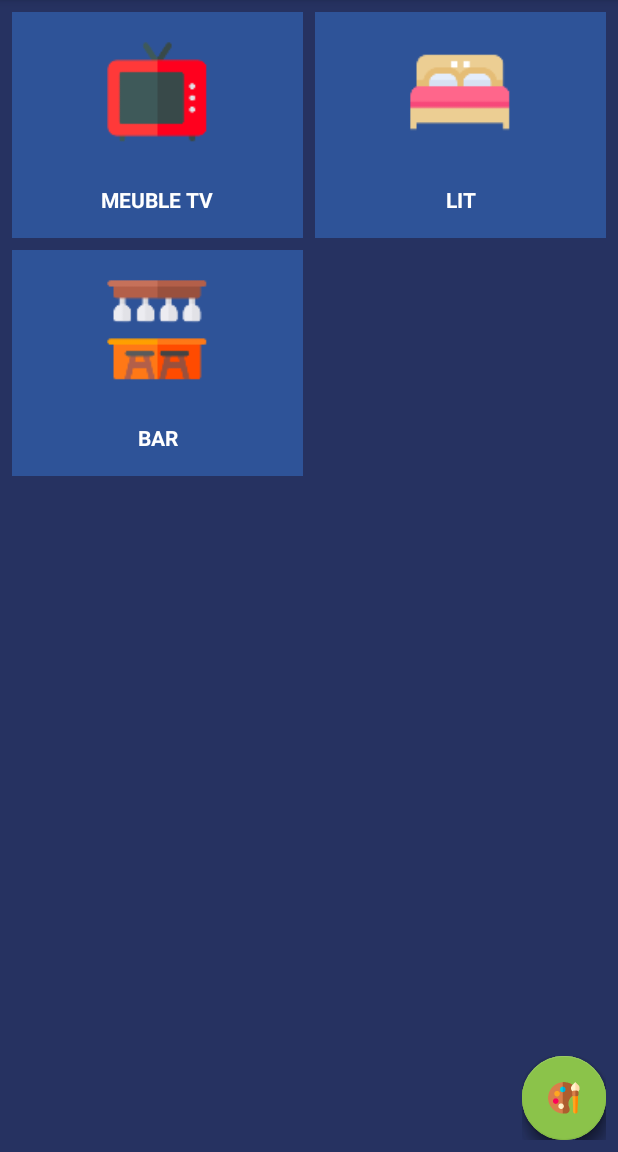
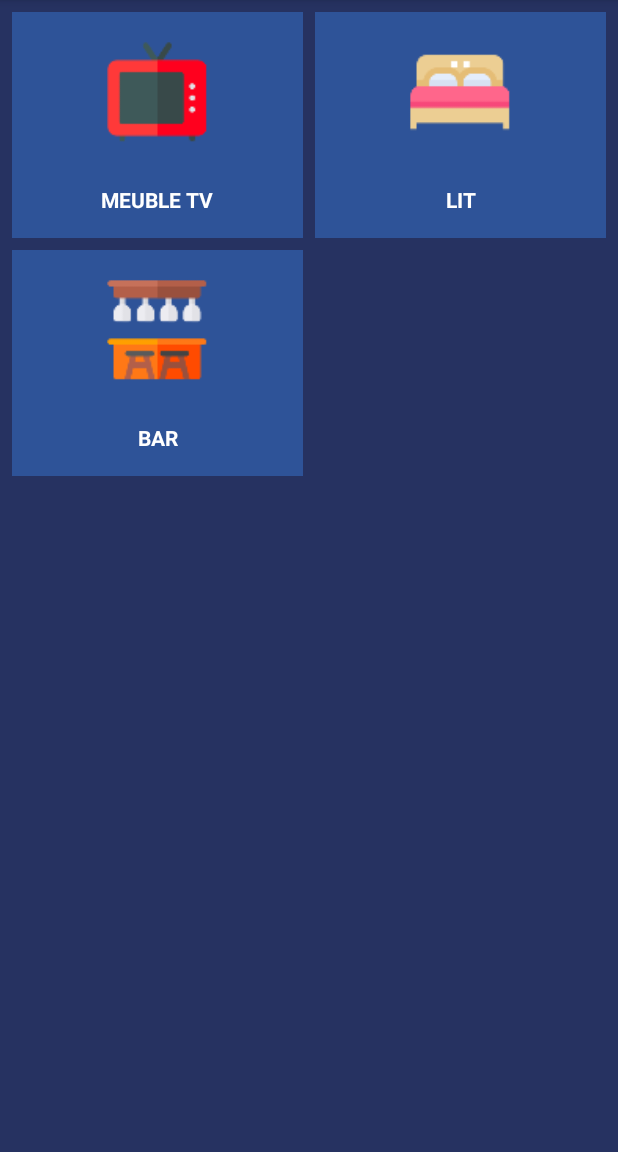
Before and after one commit to JeromeDuban/Homelights-App, an Android app: the screen it shows after launch (MainActivity), on a phone screen of 412 x 824 dp, the part 84-1236 px from its top. Run offline under Robolectric (Android 15) with nearby library versions, the phone set to English and light mode, and no system bars; our stand-ins replace ButterKnife; libraries missing offline, so code that uses them is left out: com.github.clans.fab; plain views replace FloatingActionButton, FloatingActionMenu.

Commit message:
Menu animation adde

```diff
--- a/app/build.gradle
+++ b/app/build.gradle
@@ -37,5 +37,7 @@ dependencies {
 
     implementation 'com.android.support:recyclerview-v7:28.0.0'
 
+    implementation "com.andkulikov:transitionseverywhere:1.8.0"
+
     implementation 'com.github.clans:fab:1.6.4'
 }
--- /dev/null
+++ b/app/src/main/java/com/jejefcgb/homelights/Callback.java
@@ -0,0 +1,8 @@
+package com.jejefcgb.homelights;
+
+import java.util.List;
+
+public abstract class Callback {
+    public abstract void update(List<Integer> value);
+
+}
--- a/app/src/main/java/com/jejefcgb/homelights/MainActivity.java
+++ b/app/src/main/java/com/jejefcgb/homelights/MainActivity.java
@@ -1,18 +1,41 @@
 package com.jejefcgb.homelights;
 
+import android.animation.Animator;
+import android.animation.AnimatorListenerAdapter;
+import android.animation.ObjectAnimator;
 import android.os.Bundle;
 import android.support.v7.app.AppCompatActivity;
 import android.support.v7.widget.GridLayoutManager;
 import android.support.v7.widget.RecyclerView;
+import android.view.View;
+
+import com.github.clans.fab.FloatingActionButton;
+import com.github.clans.fab.FloatingActionMenu;
 
 import java.util.ArrayList;
+import java.util.List;
 
+import butterknife.BindView;
 import butterknife.ButterKnife;
 
 public class MainActivity extends AppCompatActivity {
 
     private ArrayList<Server> list;
-    private RecyclerView mRecyclerView;
+    @BindView(R.id.my_recycler_view)
+    RecyclerView mRecyclerView;
+
+    @BindView(R.id.menu)
+    FloatingActionMenu menu;
+
+    @BindView(R.id.menu_color)
+    FloatingActionButton menuColor;
+
+    @BindView(R.id.menu_on)
+    FloatingActionButton menuOn;
+
+    @BindView(R.id.menu_off)
+    FloatingActionButton menuOff;
+
     private RecyclerView.Adapter mAdapter;
     private RecyclerView.LayoutManager mLayoutManager;
     private final int NB_COLUMNS = 2;
@@ -23,7 +46,6 @@ public class MainActivity extends AppCompatActivity {
         setContentView(R.layout.activity_main);
         ButterKnife.bind(this);
 
-        mRecyclerView = findViewById(R.id.my_recycler_view); //TODO : to bind
         mRecyclerView.addItemDecoration(
                 new GridSpacingItemDecoration(
                         NB_COLUMNS,
@@ -36,7 +58,7 @@ public class MainActivity extends AppCompatActivity {
         mRecyclerView.setHasFixedSize(true);
 
         // use a linear layout manager
-        mLayoutManager = new GridLayoutManager(this,NB_COLUMNS);
+        mLayoutManager = new GridLayoutManager(this, NB_COLUMNS);
 
 
         mRecyclerView.setLayoutManager(mLayoutManager);
@@ -44,9 +66,43 @@ public class MainActivity extends AppCompatActivity {
         setData();
 
 
-        mAdapter = new MyAdapter(list);
+        mAdapter = new MyAdapter(list, cb);
+
         mRecyclerView.setAdapter(mAdapter);
+
     }
+
+    private Callback cb = new Callback() {
+        @Override
+        public void update(List<Integer> value) {
+
+            int menuHeight = menu.getHeight() / (menu.getChildCount() + 1);
+
+            if (value.size() > 0 && menu.getVisibility() == View.GONE) {
+                ObjectAnimator in = ObjectAnimator.ofFloat(menu, "translationY", menuHeight + 100, 0);
+                in.addListener(new AnimatorListenerAdapter() {
+                    @Override
+                    public void onAnimationStart(Animator animation) {
+                        super.onAnimationStart(animation);
+                        menu.setVisibility(View.VISIBLE);
+                    }
+                });
+                in.start();
+            } else if (value.isEmpty()) {
+
+                ObjectAnimator out = ObjectAnimator.ofFloat(menu, "translationY", 0, menuHeight + 100);
+                out.addListener(new AnimatorListenerAdapter() {
+                    @Override
+                    public void onAnimationEnd(Animator animation) {
+                        super.onAnimationEnd(animation);
+                        menu.setVisibility(View.GONE);
+                    }
+                });
+                out.start();
+            }
+
+        }
+    };
 
     private void setData() {
         // specify an adapter (see also next example)
--- a/app/src/main/java/com/jejefcgb/homelights/MyAdapter.java
+++ b/app/src/main/java/com/jejefcgb/homelights/MyAdapter.java
@@ -14,6 +14,7 @@ import java.util.List;
 
 public class MyAdapter extends RecyclerView.Adapter<MyAdapter.MyViewHolder> {
 
+    private Callback mCallback;
     private ArrayList<Server> mDataset;
     private List<Integer> selectedPos = new ArrayList<>();
 
@@ -43,12 +44,14 @@ public class MyAdapter extends RecyclerView.Adapter<MyAdapter.MyViewHolder> {
             } else {
                 selectedPos.add(getAdapterPosition());
             }
+            mCallback.update(selectedPos);
             notifyDataSetChanged();
         }
     }
 
-    MyAdapter(ArrayList<Server> myDataset) {
+    MyAdapter(ArrayList<Server> myDataset, Callback cb) {
         mDataset = myDataset;
+        mCallback = cb;
     }
 
     @Override
--- a/app/src/main/res/layout/activity_main.xml
+++ b/app/src/main/res/layout/activity_main.xml
@@ -8,32 +8,32 @@
 
     <android.support.v7.widget.RecyclerView
         android:id="@+id/my_recycler_view"
-        android:scrollbars="vertical"
         android:layout_width="match_parent"
-        android:layout_height="match_parent"/>
+        android:layout_height="match_parent"
+        android:scrollbars="vertical" />
 
     <com.github.clans.fab.FloatingActionMenu
         android:id="@+id/menu"
         android:layout_width="wrap_content"
         android:layout_height="wrap_content"
         android:layout_gravity="bottom|right"
+        android:layout_margin="@dimen/default_margin"
+        android:visibility="gone"
+        fab:layout_constraintBottom_toBottomOf="parent"
+        fab:layout_constraintRight_toRightOf="parent"
         fab:menu_colorNormal="@color/colorAccent"
         fab:menu_colorPressed="@color/colorPrimary"
         fab:menu_colorRipple="#99FFFFFF"
-        fab:menu_icon="@drawable/ic_light_bulb"
-        android:layout_margin="@dimen/default_margin"
-        fab:layout_constraintBottom_toBottomOf="parent"
-        fab:layout_constraintRight_toRightOf="parent">
-
+        fab:menu_icon="@drawable/ic_light_bulb">
 
 
         <com.github.clans.fab.FloatingActionButton
             android:id="@+id/menu_on"
             android:layout_width="wrap_content"
             android:layout_height="wrap_content"
+            android:src="@mipmap/ic_menu_on"
             fab:fab_colorNormal="@android:color/transparent"
             fab:fab_colorPressed="@color/colorPrimary"
-            android:src="@mipmap/ic_menu_on"
             fab:fab_label="@string/light_on" />
 
         <com.github.clans.fab.FloatingActionButton
@@ -41,17 +41,17 @@
             android:layout_width="wrap_content"
             android:layout_height="wrap_content"
             android:src="@mipmap/ic_menu_off"
+            fab:fab_colorNormal="@android:color/transparent"
             fab:fab_colorPressed="@color/colorPrimary"
-            fab:fab_colorNormal="@android:color/transparent"
             fab:fab_label="@string/light_off" />
 
         <com.github.clans.fab.FloatingActionButton
             android:id="@+id/menu_color"
             android:layout_width="wrap_content"
             android:layout_height="wrap_content"
+            android:src="@mipmap/ic_menu_palette"
+            fab:fab_colorNormal="@android:color/transparent"
             fab:fab_colorPressed="@color/colorPrimary"
-            fab:fab_colorNormal="@android:color/transparent"
-            android:src="@mipmap/ic_menu_palette"
             fab:fab_label="@string/pick_color" />
 
     </com.github.clans.fab.FloatingActionMenu>
--- a/app/src/main/res/values/styles.xml
+++ b/app/src/main/res/values/styles.xml
@@ -1,7 +1,7 @@
 <resources>
 
     <!-- Base application theme. -->
-    <style name="AppTheme" parent="Theme.AppCompat">
+    <style name="AppTheme" parent="Theme.AppCompat.Light.DarkActionBar">
         <item name="colorPrimary">@color/colorPrimary</item>
         <item name="colorPrimaryDark">@color/colorPrimaryDark</item>
         <item name="colorAccent">@color/colorAccent</item>
```
